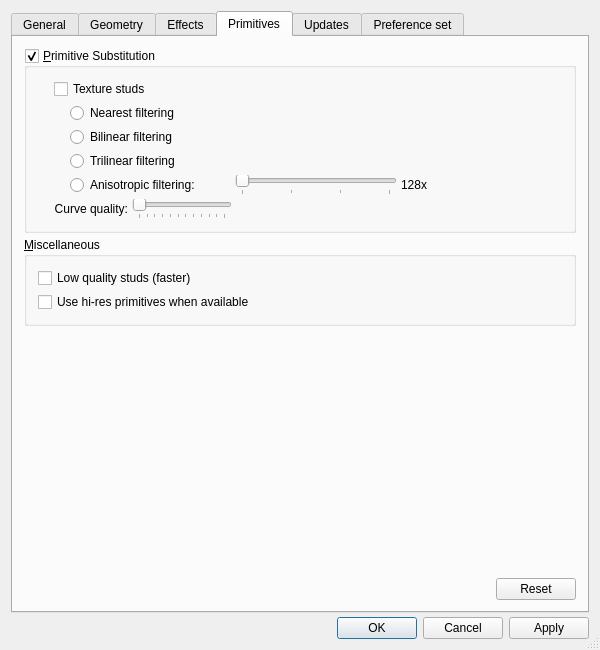
Qt form QT/PreferencesPanel.ui (tcobbs/ldview) before a commit.
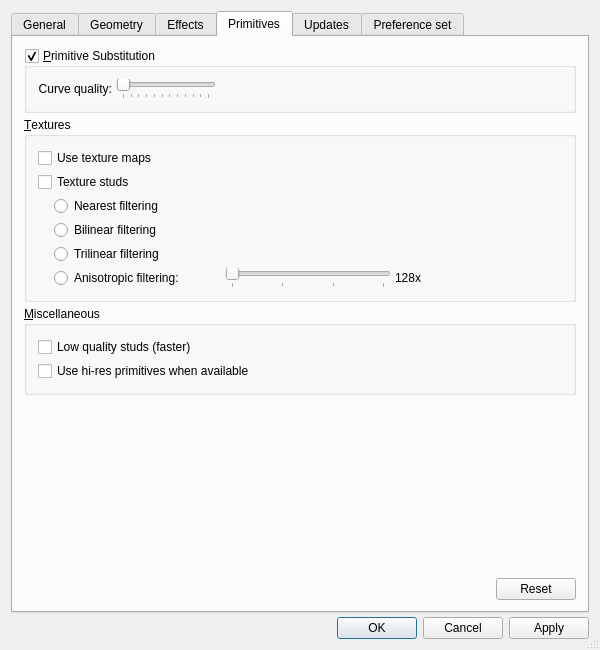
The same form after that commit. The open tabs and pages were chosen to show the change. Icons and pictures are not drawn.

Commit message: initial work on Texture maps

What changed in the file:
```diff
--- a/QT/PreferencesPanel.ui
+++ b/QT/PreferencesPanel.ui
@@ -2231,21 +2231,120 @@
                           <number>0</number>
                         </property>
                         <item>
-                          <spacer name="Spacer16_3">
-                            <property name="sizeHint">
-                              <size>
-                                <width>16</width>
-                                <height>20</height>
-                              </size>
-                            </property>
-                            <property name="sizeType">
-                              <enum>QSizePolicy::Fixed</enum>
-                            </property>
-                            <property name="orientation">
-                              <enum>Qt::Horizontal</enum>
-                            </property>
-                          </spacer>
+                              <layout class="QHBoxLayout">
+                                <property name="margin">
+                                  <number>0</number>
+                                </property>
+                                <property name="spacing">
+                                  <number>4</number>
+                                </property>
+                                <item>
+                                  <widget class="QLabel" name="curveQualityLabel">
+                                    <property name="enabled">
+                                      <bool>true</bool>
+                                    </property>
+                                    <property name="frameShadow">
+                                      <enum>QFrame::Plain</enum>
+                                    </property>
+                                    <property name="text">
+                                      <string>Curve quality:</string>
+                                    </property>
+                                    <property name="textFormat">
+                                      <enum>Qt::AutoText</enum>
+                                    </property>
+                                    <property name="scaledContents">
+                                      <bool>false</bool>
+                                    </property>
+                                    <property name="alignment">
+                                      <set>Qt::AlignVCenter|Qt::AlignRight</set>
+                                    </property>
+                                    <property name="wordWrap">
+                                      <bool>false</bool>
+                                    </property>
+                                  </widget>
+                                </item>
+                                <item>
+                                  <widget class="QSlider" name="curveQualitySlider">
+                                    <property name="sizePolicy">
+                                      <sizepolicy>
+                                        <hsizetype>7</hsizetype>
+                                        <vsizetype>0</vsizetype>
+                                        <horstretch>0</horstretch>
+                                        <verstretch>0</verstretch>
+                                      </sizepolicy>
+                                    </property>
+                                    <property name="minimumSize">
+                                      <size>
+                                        <width>75</width>
+                                        <height>0</height>
+                                      </size>
+                                    </property>
+                                    <property name="maximumSize">
+                                      <size>
+                                        <width>100</width>
+                                        <height>32767</height>
+                                      </size>
+                                    </property>
+                                    <property name="minimum">
+                                      <number>1</number>
+                                    </property>
+                                    <property name="maximum">
+                                      <number>12</number>
+                                    </property>
+                                    <property name="pageStep">
+                                      <number>1</number>
+                                    </property>
+                                    <property name="orientation">
+                                      <enum>Qt::Horizontal</enum>
+                                    </property>
+                                    <property name="tickPosition">
+                                      <enum>QSlider::TicksRight</enum>
+                                    </property>
+                                  </widget>
+                                </item>
+                                <item>
+                                  <spacer name="Spacer19">
+                                    <property name="sizeHint">
+                                      <size>
+                                        <width>20</width>
+                                        <height>20</height>
+                                      </size>
+                                    </property>
+                                    <property name="sizeType">
+                                      <enum>QSizePolicy::Expanding</enum>
+                                    </property>
+                                    <property name="orientation">
+                                      <enum>Qt::Horizontal</enum>
+                                    </property>
+                                  </spacer>
+                                </item>
+                              </layout>
                         </item>
+                      </layout>
+                    </item>
+                  </layout>
+                </widget>
+              </item>
+              <item>
+                <widget class="QGroupBox" name="TexturesGroupBox">
+                  <property name="title">
+                    <string>&amp;Textures</string>
+                  </property>
+                  <layout class="QVBoxLayout">
+                    <property name="margin">
+                      <number>11</number>
+                    </property>
+                    <property name="spacing">
+                      <number>4</number>
+                    </property>
+                    <item>
+                      <layout class="QHBoxLayout">
+                        <property name="margin">
+                          <number>0</number>
+                        </property>
+                        <property name="spacing">
+                          <number>0</number>
+                        </property>
                         <item>
                           <layout class="QVBoxLayout">
                             <property name="margin">
@@ -2254,6 +2353,13 @@
                             <property name="spacing">
                               <number>4</number>
                             </property>
+                            <item>
+                              <widget class="QCheckBox" name="useTextureMapsButton">
+                                <property name="text">
+                                  <string>Use texture maps</string>
+                                </property>
+                              </widget>
+                            </item>
                             <item>
                               <widget class="QCheckBox" name="textureStudsButton">
                                 <property name="text">
@@ -2382,96 +2488,6 @@
                                 </item>
                               </layout>
                             </item>
-                            <item>
-                              <layout class="QHBoxLayout">
-                                <property name="margin">
-                                  <number>0</number>
-                                </property>
-                                <property name="spacing">
-                                  <number>4</number>
-                                </property>
-                                <item>
-                                  <widget class="QLabel" name="curveQualityLabel">
-                                    <property name="enabled">
-                                      <bool>true</bool>
-                                    </property>
-                                    <property name="frameShadow">
-                                      <enum>QFrame::Plain</enum>
-                                    </property>
-                                    <property name="text">
-                                      <string>Curve quality:</string>
-                                    </property>
-                                    <property name="textFormat">
-                                      <enum>Qt::AutoText</enum>
-                                    </property>
-                                    <property name="scaledContents">
-                                      <bool>false</bool>
-                                    </property>
-                                    <property name="alignment">
-                                      <set>Qt::AlignVCenter|Qt::AlignRight</set>
-                                    </property>
-                                    <property name="wordWrap">
-                                      <bool>false</bool>
-                                    </property>
-                                  </widget>
-                                </item>
-                                <item>
-                                  <widget class="QSlider" name="curveQualitySlider">
-                                    <property name="sizePolicy">
-                                      <sizepolicy>
-                                        <hsizetype>7</hsizetype>
-                                        <vsizetype>0</vsizetype>
-                                        <horstretch>0</horstretch>
-                                        <verstretch>0</verstretch>
-                                      </sizepolicy>
-                                    </property>
-                                    <property name="minimumSize">
-                                      <size>
-                                        <width>75</width>
-                                        <height>0</height>
-                                      </size>
-                                    </property>
-                                    <property name="maximumSize">
-                                      <size>
-                                        <width>100</width>
-                                        <height>32767</height>
-                                      </size>
-                                    </property>
-                                    <property name="minimum">
-                                      <number>1</number>
-                                    </property>
-                                    <property name="maximum">
-                                      <number>12</number>
-                                    </property>
-                                    <property name="pageStep">
-                                      <number>1</number>
-                                    </property>
-                                    <property name="orientation">
-                                      <enum>Qt::Horizontal</enum>
-                                    </property>
-                                    <property name="tickPosition">
-                                      <enum>QSlider::TicksRight</enum>
-                                    </property>
-                                  </widget>
-                                </item>
-                                <item>
-                                  <spacer name="Spacer19">
-                                    <property name="sizeHint">
-                                      <size>
-                                        <width>20</width>
-                                        <height>20</height>
-                                      </size>
-                                    </property>
-                                    <property name="sizeType">
-                                      <enum>QSizePolicy::Expanding</enum>
-                                    </property>
-                                    <property name="orientation">
-                                      <enum>Qt::Horizontal</enum>
-                                    </property>
-                                  </spacer>
-                                </item>
-                              </layout>
-                            </item>
                           </layout>
                         </item>
                       </layout>
```
The commit also changes 1 other file.
